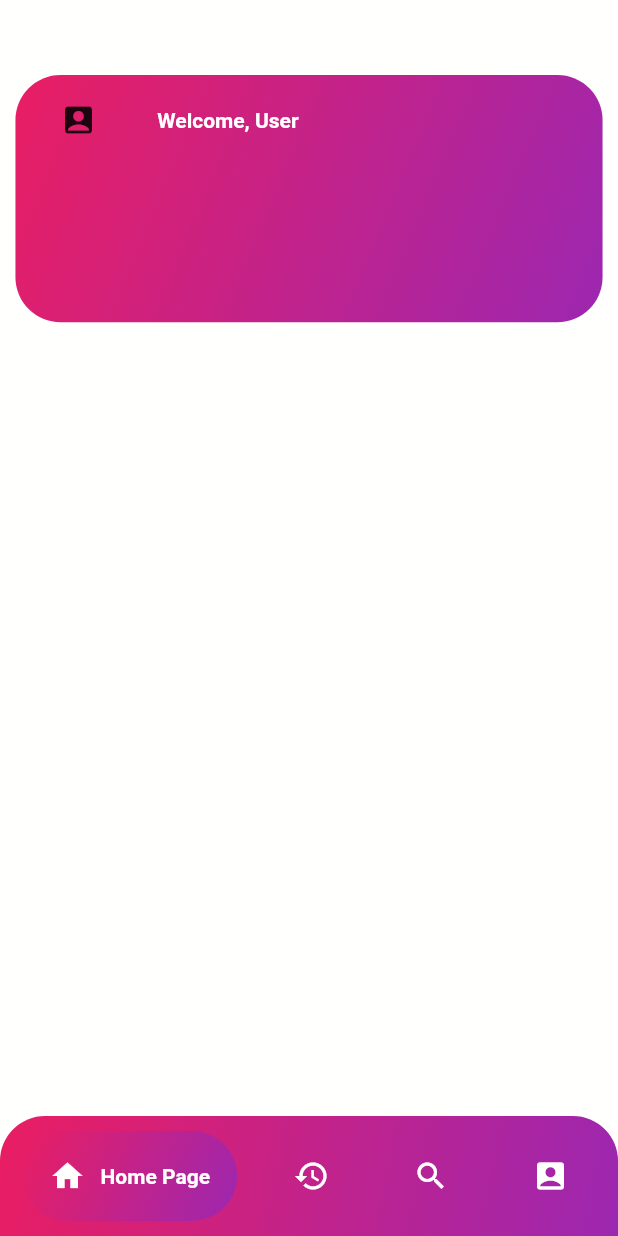
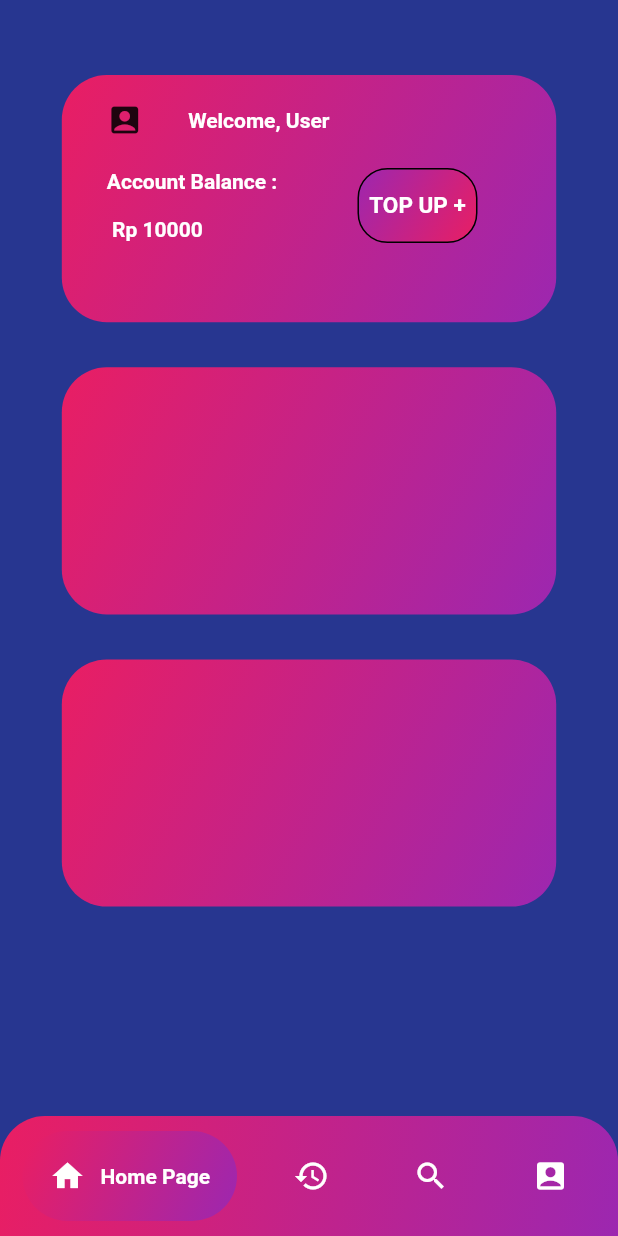
Before and after one commit to SamkaraMurthi/Mobile-Credit-Top-Up-With-Flutter, a Flutter app: the main_page screen opened directly, on a phone screen of 412 x 824 dp. Run offline on Flutter 3.47's test engine with Material 2 defaults, Android fonts, the phone set to English and light mode, and no system bars; drawn by our look-alikes of google_nav_bar.

Commit message:
add account tab container contain user balance and top up button2

```diff
--- a/lib/main_page.dart
+++ b/lib/main_page.dart
@@ -40,7 +40,7 @@ class _main_pageState extends State<main_page> {
   Widget build(BuildContext context) {
     return Scaffold(
       backgroundColor:
-          Color(0xFFfffffe), // Set the background color of the Scaffold
+          Color(0xFF273690), // Set the background color of the Scaffold
       body: _pages[_selectedIndex],
       bottomNavigationBar: ClipRRect(
         // Use ClipRRect to clip the circular border
--- a/lib/pages/home_page.dart
+++ b/lib/pages/home_page.dart
@@ -11,6 +11,7 @@ class _home_pageState extends State<home_page> {
   @override
   Widget build(BuildContext context) {
     return Container(
+        color: Color(0xFF273690),
         child: Center(
           child: Column(
             children: [
@@ -20,7 +21,7 @@ class _home_pageState extends State<home_page> {
               )),
               Container(
                 height: MediaQuery.of(context).size.height * 0.2,
-            width: MediaQuery.of(context).size.width * 0.95,
+                width: MediaQuery.of(context).size.width * 0.8,
                 decoration: BoxDecoration(
                     gradient: myColors.backgroundColor1,
                     borderRadius: BorderRadius.circular(30)),
@@ -31,19 +32,21 @@ class _home_pageState extends State<home_page> {
                       child: Row(
                         children: [
                           Padding(padding: EdgeInsets.only(left: 30)),
-                      Icon(Icons.account_box_rounded),
+                          Icon(Icons.account_box),
                           Spacer(
                             flex: 1,
                           ),
                           Text(
                             "Welcome, ",
                             style: TextStyle(
-                            color: Colors.white, fontWeight: FontWeight.bold),
+                                color: Colors.white,
+                                fontWeight: FontWeight.bold),
                           ),
                           Text(
                             "User",
                             style: TextStyle(
-                            color: Colors.white, fontWeight: FontWeight.bold),
+                                color: Colors.white,
+                                fontWeight: FontWeight.bold),
                           ),
                           Spacer(
                             flex: 5,
@@ -51,15 +54,76 @@ class _home_pageState extends State<home_page> {
                         ],
                       ),
                     ),
+                    Padding(padding: EdgeInsets.only(top: 20)),
+                    Row(
+                      children: [
+                        Padding(padding: EdgeInsets.only(left: 30)),
                         Container(
-                  child: Row(children: [
-                    Container(), // account ammount
-                    Container(), //account topup
-                  ]),
+                          child: Text(
+                            "Account Balance : \n\n Rp 10000",
+                            style: TextStyle(
+                                color: Colors.white,
+                                fontWeight: FontWeight.bold),
+                          ),
+                        ),
+                        Padding(padding: EdgeInsets.only(left: 50)),
+
+                        GestureDetector(
+                          child: Center(
+                            child: Container(
+                              width: 80,
+                              height: 50,
+                              decoration: BoxDecoration(
+                                  gradient: LinearGradient(
+                                      begin: Alignment.bottomRight,
+                                      end: Alignment.topLeft,
+                                      colors: [Colors.pink, Colors.purple]),
+                                  border: Border.all(color: Colors.black),
+                                  borderRadius: BorderRadius.circular(20)),
+                              child: Center(
+                                child: Text(
+                                  "TOP UP +",
+                                  style: TextStyle(
+                                      color: Colors.white,
+                                      fontWeight: FontWeight.bold,
+                                      fontSize: 15),
+                                ),
+                              ),
+                            ),
+                          ),
+                          onTap: () {
+                            //Top up function
+                          },
+                        ),
+                        // top up button
+                      ],
                     ),
                   ],
                 ),
               ),
+              Padding(
+                  padding: EdgeInsets.only(
+                top: 30,
+              )),
+              Container(
+                height: MediaQuery.of(context).size.height * 0.2,
+                width: MediaQuery.of(context).size.width * 0.8,
+                decoration: BoxDecoration(
+                    gradient: myColors.backgroundColor1,
+                    borderRadius: BorderRadius.circular(30)),
+              ),
+              Padding(
+                  padding: EdgeInsets.only(
+                top: 30,
+              )),
+              Container(
+                height: MediaQuery.of(context).size.height * 0.2,
+                width: MediaQuery.of(context).size.width * 0.8,
+                decoration: BoxDecoration(
+                    gradient: myColors.backgroundColor1,
+                    borderRadius: BorderRadius.circular(30)),
+              ),
+              //TOP UP PULSA CONTAINER
             ],
           ),
         ));
--- a/lib/sign_up.dart
+++ b/lib/sign_up.dart
@@ -1,6 +1,5 @@
 import 'package:flutter/material.dart';
 import 'package:flutter/src/widgets/framework.dart';
-import 'package:flutter/src/widgets/placeholder.dart';
 import 'package:pulsa_login/login_page.dart';
 
 class sign_up extends StatefulWidget {
--- a/pubspec.yaml
+++ b/pubspec.yaml
@@ -66,6 +66,8 @@ flutter:
      - images/padlock.png
      - images/facebook.png
      - images/google.png
+     - images/topup.png
+     - images/topup2.png
 
   # An image asset can refer to one or more resolution-specific "variants", see
   # https://flutter.dev/assets-and-images/#resolution-aware
```
Also changed, not shown: images/topup.png (added), images/topup2.png (added). Lines whose indentation alone changed are shown as unchanged.
